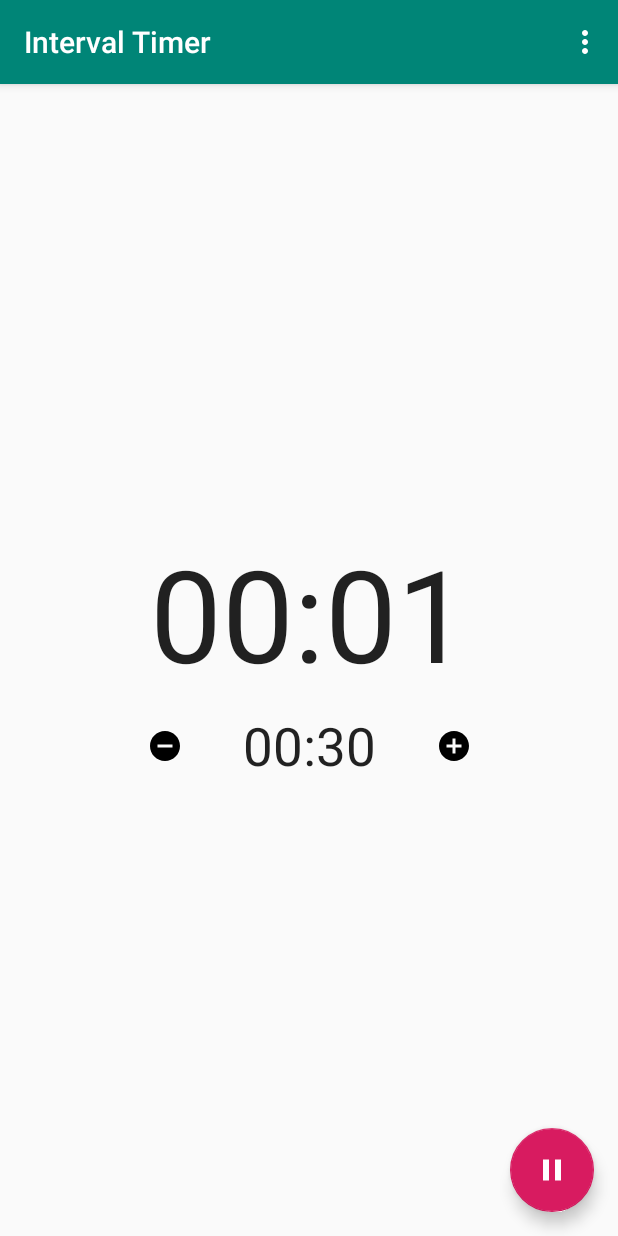
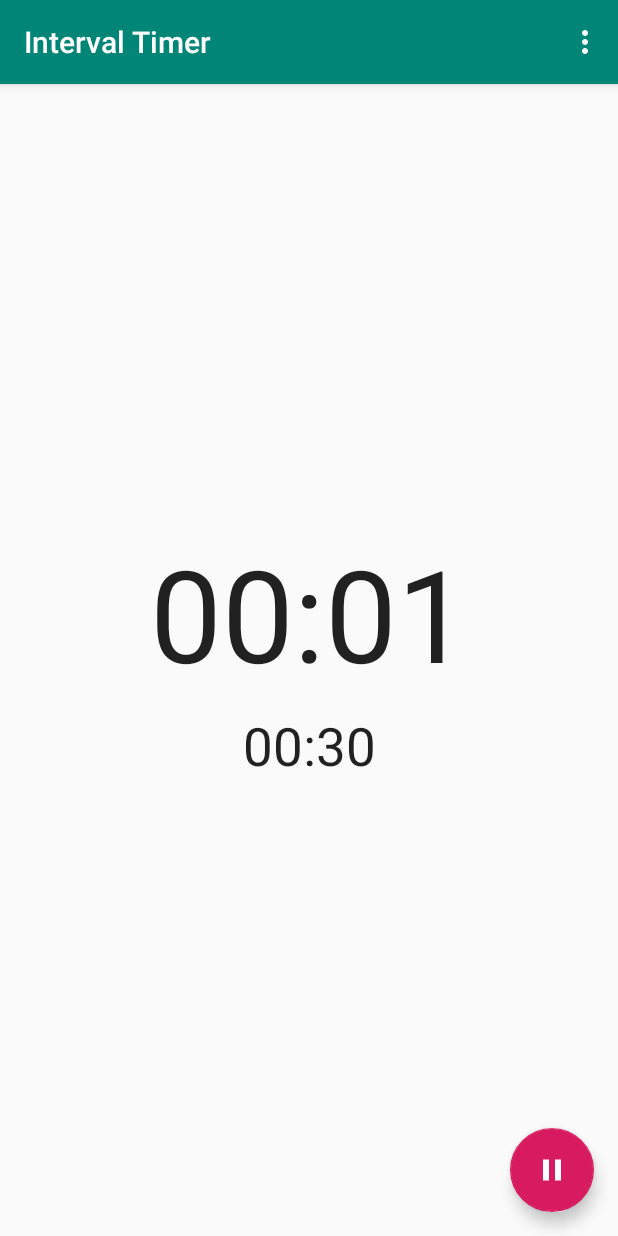
Before and after one commit to fexed/IntervalTimer, an Android app: the screen it shows after launch (MainActivity), after a tap on an icon or button, on a phone screen of 412 x 824 dp. Run offline under Robolectric (Android 15) with nearby library versions, the phone set to English and light mode, and no system bars.

Commit message:
UI design and code organization

```diff
--- a/app/src/main/java/com/fexed/intervaltimer/MainActivity.java
+++ b/app/src/main/java/com/fexed/intervaltimer/MainActivity.java
@@ -35,6 +35,10 @@ public class MainActivity extends AppCompatActivity {
 
         pref = this.getSharedPreferences("com.fexed.intervaltimer", MODE_PRIVATE);
 
+        final FloatingActionButton startfab = findViewById(R.id.startbtn);
+        final FloatingActionButton stopfab = findViewById(R.id.stopbtn);
+        final ImageButton plusbtn = findViewById(R.id.plusbtn);
+        final ImageButton minusbtn = findViewById(R.id.minusbtn);
         updatehandler = new Handler();
         beephandler = new Handler();
         timetxtv = findViewById(R.id.timetext);
@@ -43,8 +47,6 @@ public class MainActivity extends AppCompatActivity {
 
         mp = MediaPlayer.create(MainActivity.this, R.raw.beep);
 
-        final FloatingActionButton startfab = findViewById(R.id.startbtn);
-        final FloatingActionButton stopfab = findViewById(R.id.stopbtn);
         View.OnClickListener start = new View.OnClickListener() {
             @Override
             public void onClick(View view) {
@@ -53,6 +55,8 @@ public class MainActivity extends AppCompatActivity {
                 beephandler.postDelayed(beeprunnable, pref.getLong("interval", 30000));
                 ((View) startfab).setVisibility(View.INVISIBLE);
                 ((View) stopfab).setVisibility(View.VISIBLE);
+                plusbtn.setVisibility(View.INVISIBLE);
+                minusbtn.setVisibility(View.INVISIBLE);
             }
         };
         View.OnClickListener pause = new View.OnClickListener() {
@@ -63,13 +67,15 @@ public class MainActivity extends AppCompatActivity {
                 beephandler.removeCallbacks(beeprunnable);
                 ((View) startfab).setVisibility(View.VISIBLE);
                 ((View) stopfab).setVisibility(View.INVISIBLE);
+                plusbtn.setVisibility(View.VISIBLE);
+                minusbtn.setVisibility(View.VISIBLE);
             }
         };
 
         startfab.setOnClickListener(start);
         stopfab.setOnClickListener(pause);
 
-        ImageButton plusbtn = findViewById(R.id.plusbtn);
+
         plusbtn.setOnClickListener(new View.OnClickListener() {
             @Override
             public void onClick(View v) {
@@ -77,7 +83,6 @@ public class MainActivity extends AppCompatActivity {
                 intervaltxtv.setText(strFromMillis(pref.getLong("interval", 30000)));
             }
         });
-        ImageButton minusbtn = findViewById(R.id.minusbtn);
         minusbtn.setOnClickListener(new View.OnClickListener() {
             @Override
             public void onClick(View v) {
```
